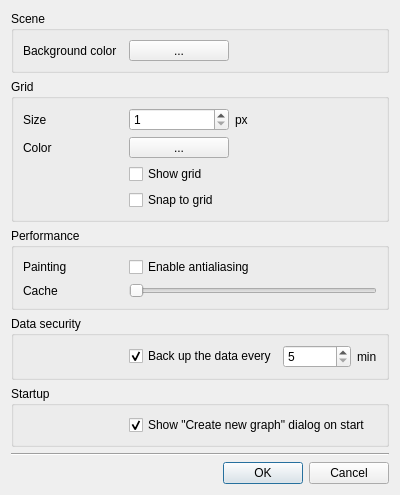
The window that src/commonui/CSceneOptionsDialog.ui (ArsMasiuk/qvge) describes before a commit, drawn with Qt 5.
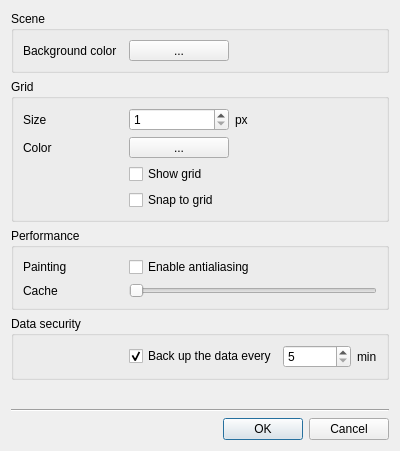
The same window after the commit. Custom widgets are drawn as their Qt base class.

Diff of the .ui file:
```diff
--- a/src/commonui/CSceneOptionsDialog.ui
+++ b/src/commonui/CSceneOptionsDialog.ui
@@ -332,47 +332,6 @@
      </layout>
     </widget>
    </item>
-   <item>
-    <widget class="QGroupBox" name="StartupGB">
-     <property name="title">
-      <string>Startup</string>
-     </property>
-     <property name="flat">
-      <bool>true</bool>
-     </property>
-     <layout class="QGridLayout" name="gridLayout_3">
-      <item row="1" column="0">
-       <widget class="QLabel" name="label_9">
-        <property name="minimumSize">
-         <size>
-          <width>100</width>
-          <height>0</height>
-         </size>
-        </property>
-        <property name="maximumSize">
-         <size>
-          <width>100</width>
-          <height>16777215</height>
-         </size>
-        </property>
-        <property name="text">
-         <string/>
-        </property>
-       </widget>
-      </item>
-      <item row="1" column="1">
-       <widget class="QCheckBox" name="AutoCreateGraph">
-        <property name="text">
-         <string>Show &quot;Create new graph&quot; dialog on start</string>
-        </property>
-        <property name="checked">
-         <bool>true</bool>
-        </property>
-       </widget>
-      </item>
-     </layout>
-    </widget>
-   </item>
    <item>
     <spacer name="verticalSpacer">
      <property name="orientation">
```
